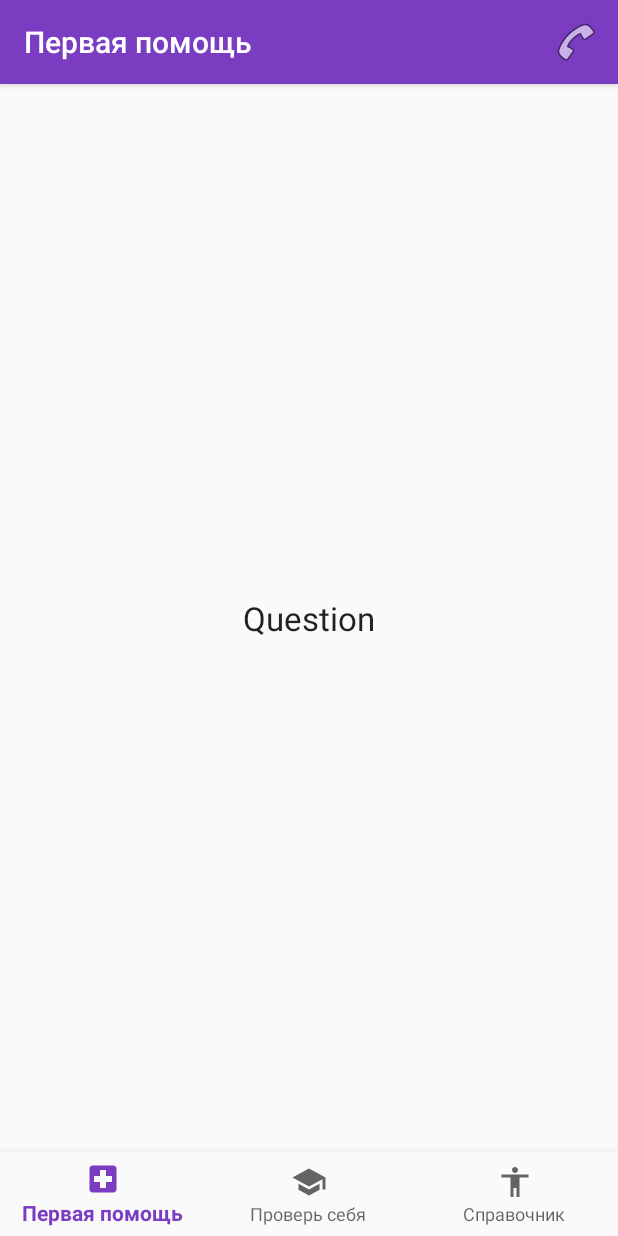
After one commit to enotRishinn/FirstAid, an Android app: the fragment QuestionFragment placed in its activity, on a phone screen of 412 x 824 dp. The commit adds this screen. Run offline under Robolectric (Android 15) with nearby library versions, the phone set to English and light mode, and no system bars.

Commit message:
question fragment and click listener on test button in test fragment

```diff
--- a/app/src/main/java/com/practice/firstaid/MainActivity.java
+++ b/app/src/main/java/com/practice/firstaid/MainActivity.java
@@ -69,7 +69,7 @@ public class MainActivity extends AppCompatActivity implements CallToAmbulanceDi
         dialog.show(getSupportFragmentManager(), "CallToAmbulanceDialog");
     }
 
-    private boolean loadFragment(Fragment fragment) {
+    public boolean loadFragment(Fragment fragment) {
         if (fragment != null) {
             getSupportFragmentManager()
                     .beginTransaction()
--- /dev/null
+++ b/app/src/main/java/com/practice/firstaid/QuestionFragment.java
@@ -0,0 +1,19 @@
+package com.practice.firstaid;
+
+import android.os.Bundle;
+import android.view.LayoutInflater;
+import android.view.View;
+import android.view.ViewGroup;
+
+import androidx.annotation.Nullable;
+import androidx.fragment.app.Fragment;
+
+public class QuestionFragment extends Fragment {
+    @Nullable
+    @Override
+    public View onCreateView(LayoutInflater inflater, @Nullable ViewGroup container,
+                             @Nullable Bundle savedInstanceState) {
+
+        return inflater.inflate(R.layout.fragment_question, null);
+    }
+}
--- /dev/null
+++ b/app/src/main/res/layout/fragment_question.xml
@@ -0,0 +1,14 @@
+<?xml version="1.0" encoding="utf-8"?>
+<RelativeLayout xmlns:android="http://schemas.android.com/apk/res/android"
+    android:layout_width="match_parent"
+    android:layout_height="match_parent">
+
+    <TextView
+        android:layout_width="wrap_content"
+        android:layout_height="wrap_content"
+        android:layout_centerHorizontal="true"
+        android:layout_centerVertical="true"
+        android:text="Question"
+        android:textAppearance="@style/Base.TextAppearance.AppCompat.Large" />
+
+</RelativeLayout>
```
Also changed, not shown: app/src/main/java/com/practice/firstaid/TestsFragment.java (+12 -2 lines).
